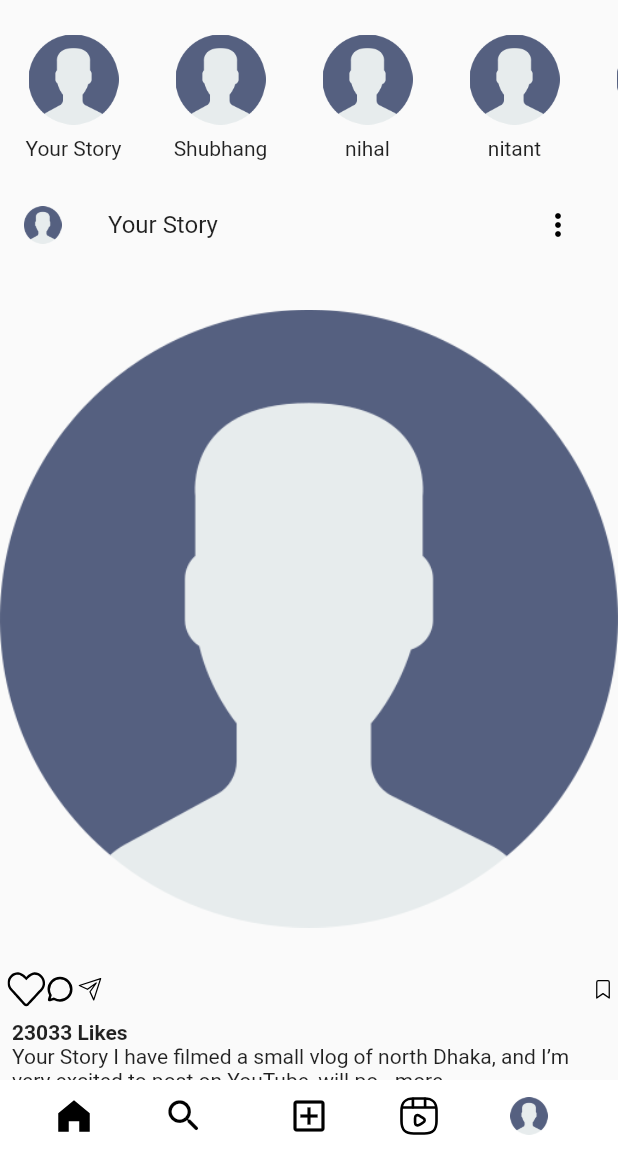
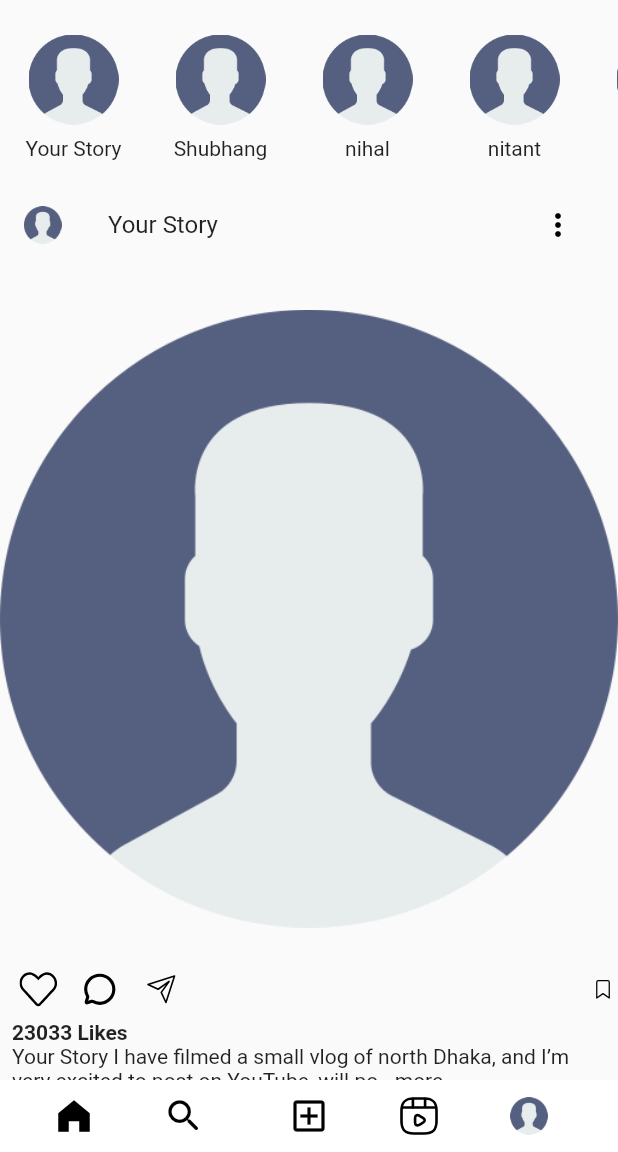
Before and after one commit to gautamshubhang/instagram, a Flutter app: the screen it shows after launch, on a phone screen of 412 x 824 dp, the part 84-1236 px from its top. Run offline on Flutter 3.47's test engine with Material 2 defaults, Android fonts, the phone set to English and light mode, and no system bars; our stand-ins replace flutter_svg.

Commit message:
third commit

```diff
--- a/lib/post.dart
+++ b/lib/post.dart
@@ -30,7 +30,9 @@ class _postState extends State<post> {
           padding: const EdgeInsets.only(left: 5.0),
           child: Row(
             children: [
-              GestureDetector(
+              Padding(
+                padding: const EdgeInsets.symmetric(horizontal: 8.0),
+                child: GestureDetector(
                     onTap: () {
                       setState(() {
                         t = 1;
@@ -46,15 +48,18 @@ class _postState extends State<post> {
                               BlendMode.srcIn),
                         )
                     )),
-              GestureDetector(
+              ),
+              Padding(
+                padding: const EdgeInsets.symmetric(horizontal: 8.0),
+                child: GestureDetector(
                     onTap: () {
                       setState(() {
                         t = 1;
                       });
                     },
                     child: SizedBox(
-                      height: 20,
-                      width: 20,
+                        height: 25,
+                        width: 25,
                         child: SvgPicture.asset(
                           'assets/chat.svg',
                           colorFilter: ColorFilter.mode(
@@ -62,15 +67,18 @@ class _postState extends State<post> {
                               BlendMode.srcIn),
                         )
                     )),
-              GestureDetector(
+              ),
+              Padding(
+                padding: const EdgeInsets.symmetric(horizontal: 8.0),
+                child: GestureDetector(
                     onTap: () {
                       setState(() {
                         t = 1;
                       });
                     },
                     child: SizedBox(
-                      height: 20,
-                      width: 20,
+                        height: 25,
+                        width: 25,
                         child: SvgPicture.asset(
                           'assets/share.svg',
                           colorFilter: ColorFilter.mode(
@@ -78,6 +86,7 @@ class _postState extends State<post> {
                               BlendMode.srcIn),
                         )
                     )),
+              ),
               Spacer(),
               GestureDetector(
                   onTap: () {
```
Lines whose indentation alone changed are shown as unchanged.
